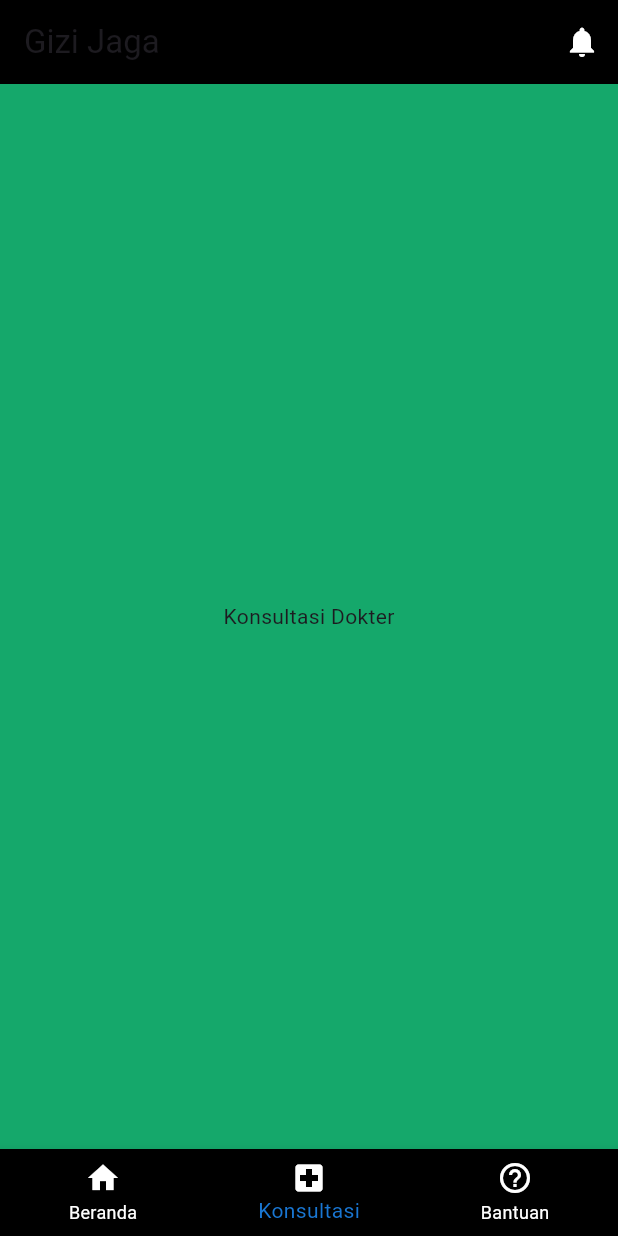
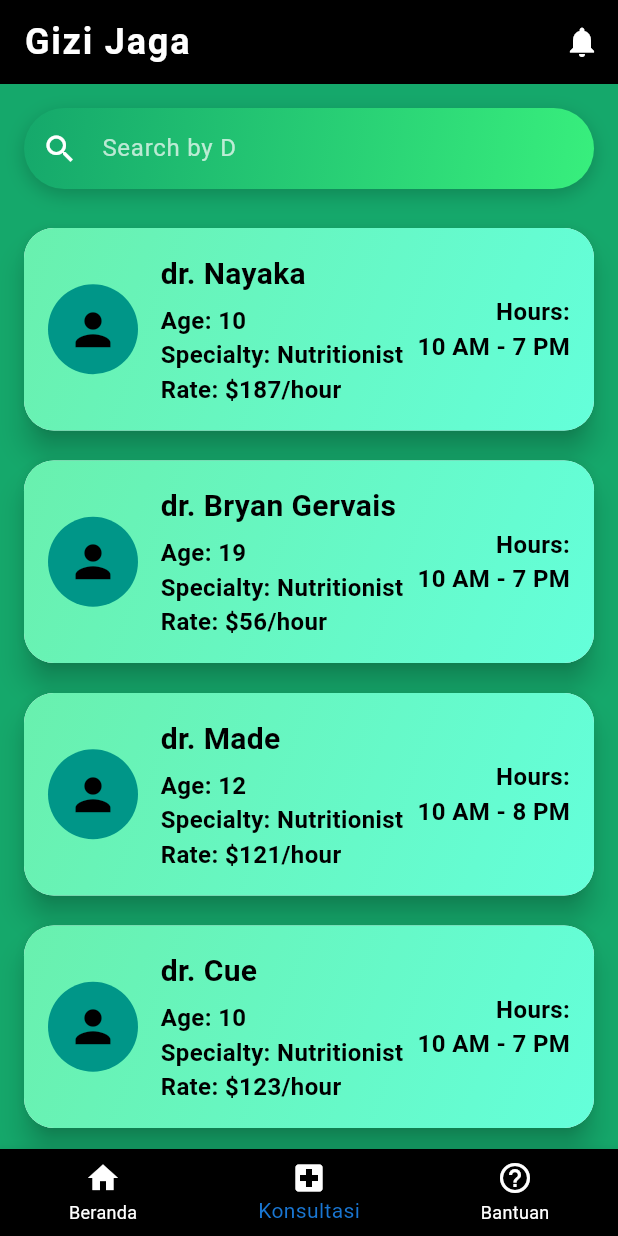
Before and after one commit to geordievannese/GIZIJAGA, a Flutter app: the screen it shows after launch, item 2 of the bottom bar chosen, on a phone screen of 412 x 824 dp. Run offline on Flutter 3.47's test engine with Material 3 defaults, Android fonts, the phone set to English and light mode, and no system bars.

Commit message:
Konsultasi

```diff
--- /dev/null
+++ b/lib/konsultasi.dart
@@ -0,0 +1,245 @@
+import 'package:flutter/material.dart';
+import 'dart:async';
+import 'dart:math';
+
+class KonsultasiDokterPage extends StatefulWidget {
+  const KonsultasiDokterPage({super.key});
+
+  @override
+  KonsultasiDokterPageState createState() => KonsultasiDokterPageState();
+}
+
+class KonsultasiDokterPageState extends State<KonsultasiDokterPage> {
+  List<Map<String, String>> doctors = [];
+  List<Map<String, String>> filteredDoctors = [];
+  TextEditingController searchController = TextEditingController();
+
+  String animatedPlaceholder = '';
+  final String placeholderText = 'Search by Doctor\'s Name';
+  Timer? typingTimer;
+  bool userTyping = false;
+
+  @override
+  void initState() {
+    super.initState();
+    doctors = _generateDoctors();
+    filteredDoctors = doctors;
+    _startTypingAnimation();
+  }
+
+  @override
+  void dispose() {
+    typingTimer?.cancel();
+    searchController.dispose();
+    super.dispose();
+  }
+
+  List<Map<String, String>> _generateDoctors() {
+    final random = Random();
+    List<String> names = ['Liv', 'Bryan Gervais', 'Jane', 'Izzy', 'Made', 'Nayaka', 'Jhonny', 'Cue', 'Cuewe', 'Lin'];
+
+    // Shuffle the list to randomize the order and take unique names.
+    names.shuffle();
+
+    // Ensure that we do not exceed the number of names available.
+    return List.generate(names.length, (index) {
+      return {
+        'name': names[index],
+        'age': (10 + random.nextInt(20)).toString(),
+        'specialty': 'Nutritionist',
+        'rate': (50 + random.nextInt(150)).toString(),
+        'practiceHours': '${10} AM - ${5 + random.nextInt(4)} PM'
+      };
+    });
+  }
+
+  void _startTypingAnimation() {
+    typingTimer = Timer.periodic(const Duration(milliseconds: 100), (Timer timer) {
+      if (userTyping) {
+        timer.cancel();
+      } else if (animatedPlaceholder.length < placeholderText.length) {
+        setState(() {
+          animatedPlaceholder += placeholderText[animatedPlaceholder.length];
+        });
+      } else {
+        setState(() {
+          animatedPlaceholder = '';
+        });
+      }
+    });
+  }
+
+void _filterDoctors(String query) {
+  setState(() {
+    userTyping = query.isNotEmpty;
+    if (query.isEmpty) {
+      // Reset to all doctors when the input is cleared
+      filteredDoctors = doctors;
+
+      // Restart typing animation if no input
+      if (typingTimer == null || !typingTimer!.isActive) {
+        _startTypingAnimation();
+      }
+    } else {
+      // Filter based on query and stop typing animation
+      filteredDoctors = doctors
+          .where((doctor) => doctor['name']!.toLowerCase().contains(query.toLowerCase()))
+          .toList();
+
+      // Stop the typing animation
+      typingTimer?.cancel();
+    }
+  });
+}
+
+
+  @override
+  Widget build(BuildContext context) {
+    return SingleChildScrollView(
+      child: Column(
+        children: [
+          Padding(
+            padding: const EdgeInsets.all(16.0),
+            child: Container(
+              decoration: BoxDecoration(
+                gradient: const LinearGradient(
+                  colors: [
+                    Color.fromARGB(255, 21, 168, 107),
+                    Color.fromARGB(255, 56, 239, 125),
+                  ],
+                  begin: Alignment.topLeft,
+                  end: Alignment.bottomRight,
+                ),
+                borderRadius: BorderRadius.circular(30),
+                boxShadow: [
+                  BoxShadow(
+                    color: Colors.black.withOpacity(0.2),
+                    blurRadius: 10,
+                    offset: const Offset(0, 4),
+                  ),
+                ],
+              ),
+              child: TextField(
+                controller: searchController,
+                onChanged: _filterDoctors,
+                decoration: InputDecoration(
+                  hintText: animatedPlaceholder,
+                  hintStyle: const TextStyle(color: Colors.white70),
+                  border: InputBorder.none,
+                  prefixIcon: const Icon(Icons.search, color: Colors.white),
+                  contentPadding: const EdgeInsets.symmetric(vertical: 15, horizontal: 20),
+                ),
+                style: const TextStyle(color: Colors.white),
+              ),
+            ),
+          ),
+          ListView.builder(
+            shrinkWrap: true,
+            physics: const NeverScrollableScrollPhysics(),
+            itemCount: filteredDoctors.length,
+            itemBuilder: (context, index) {
+              final doctor = filteredDoctors[index];
+
+              // Modern and cool card design
+              return Card(
+                elevation: 8,
+                margin: const EdgeInsets.symmetric(vertical: 10, horizontal: 16),
+                shape: RoundedRectangleBorder(
+                  borderRadius: BorderRadius.circular(20),
+                ),
+                child: Container(
+                  padding: const EdgeInsets.all(16),
+                  decoration: BoxDecoration(
+                    gradient: const LinearGradient(
+                      colors: [Colors.greenAccent, Colors.tealAccent],
+                      begin: Alignment.topLeft,
+                      end: Alignment.bottomRight,
+                    ),
+                    borderRadius: BorderRadius.circular(20),
+                  ),
+                  child: Row(
+                    crossAxisAlignment: CrossAxisAlignment.center,
+                    children: [
+                      const CircleAvatar(
+                        backgroundColor: Colors.teal,
+                        radius: 30,
+                        child: Icon(
+                          Icons.person,
+                          color: Colors.black,
+                          size: 35,
+                        ),
+                      ),
+                      const SizedBox(width: 15),
+                      Expanded(
+                        child: Column(
+                          crossAxisAlignment: CrossAxisAlignment.start,
+                          children: [
+                            Text(
+                              'dr. ${doctor['name']}',
+                              style: const TextStyle(
+                                fontWeight: FontWeight.bold,
+                                fontSize: 20, // Increased font size
+                                color: Colors.black,
+                              ),
+                            ),
+                            const SizedBox(height: 5),
+                            Text(
+                              'Age: ${doctor['age']}',
+                              style: const TextStyle(
+                                fontWeight: FontWeight.bold,
+                                fontSize: 16, // Increased font size
+                                color: Colors.black,
+                              ),
+                            ),
+                            Text(
+                              'Specialty: ${doctor['specialty']}',
+                              style: const TextStyle(
+                                fontWeight: FontWeight.bold,
+                                fontSize: 16, // Increased font size
+                                color: Colors.black,
+                              ),
+                            ),
+                            Text(
+                              'Rate: \$${doctor['rate']}/hour',
+                              style: const TextStyle(
+                                fontWeight: FontWeight.bold,
+                                fontSize: 16, // Increased font size
+                                color: Colors.black,
+                              ),
+                            ),
+                          ],
+                        ),
+                      ),
+                      Column(
+                        mainAxisAlignment: MainAxisAlignment.center,
+                        crossAxisAlignment: CrossAxisAlignment.end,
+                        children: [
+                          const Text(
+                            'Hours:',
+                            style: TextStyle(
+                              fontWeight: FontWeight.bold,
+                              fontSize: 16, // Increased font size
+                              color: Colors.black,
+                            ),
+                          ),
+                          Text(
+                            doctor['practiceHours']!,
+                            style: const TextStyle(
+                              fontSize: 16, // Increased font size
+                              fontWeight: FontWeight.bold,
+                              color: Colors.black,
+                            ),
+                          ),
+                        ],
+                      ),
+                    ],
+                  ),
+                ),
+              );
+            },
+          ),
+        ],
+      ),
+    );
+  }
+}
--- a/lib/main.dart
+++ b/lib/main.dart
@@ -1,4 +1,5 @@
 import 'package:flutter/material.dart';
+import 'konsultasi.dart';
 
 void main() {
   runApp(const GiziJagaApp());
@@ -24,6 +25,7 @@ class MainScreen extends StatefulWidget {
   const MainScreen({super.key});
 
   @override
+  // ignore: library_private_types_in_public_api
   _MainScreenState createState() => _MainScreenState();
 }
 
@@ -31,9 +33,9 @@ class _MainScreenState extends State<MainScreen> {
   int _selectedIndex = 0;
 
   static const List<Widget> _widgetOptions = <Widget>[
-    HomePage(),
-    Center(child: Text('Konsultasi Dokter')),
-    Center(child: Text('Pusat Bantuan')),
+    HomePage(), // Main home page
+    KonsultasiDokterPage(), // Doctor consultation page
+    Center(child: Text('Pusat Bantuan')), // Help page placeholder
   ];
 
   void _onItemTapped(int index) {
@@ -46,14 +48,29 @@ class _MainScreenState extends State<MainScreen> {
   Widget build(BuildContext context) {
     return Scaffold(
       appBar: AppBar(
-        title: const Text('Gizi Jaga'),
+        title: const Text(
+          'Gizi Jaga',
+          style: TextStyle(
+            color: Colors.white,
+            fontSize: 24,
+            fontWeight: FontWeight.bold,
+            letterSpacing: 1.2,
+            shadows: [
+              Shadow(
+                offset: Offset(3.0, 3.0),
+                blurRadius: 5.0,
+                color: Color.fromARGB(255, 0, 0, 0),
+              ),
+            ],
+          ),
+        ),
         backgroundColor: Colors.black,
         elevation: 0,
         actions: [
           IconButton(
             icon: const Icon(Icons.notifications, color: Colors.white),
             onPressed: () {},
-          )
+          ),
         ],
       ),
       body: Container(
@@ -84,6 +101,7 @@ class _MainScreenState extends State<MainScreen> {
     );
   }
 }
+
 
 class HomePage extends StatefulWidget {
   const HomePage({super.key});
@@ -230,7 +248,7 @@ class HomePageState extends State<HomePage> {
       } else {
         _selectedFoodInfo = null;
         ScaffoldMessenger.of(context).showSnackBar(
-          SnackBar(content: Text('Makanan tidak ditemukan dalam database.')),
+          const SnackBar(content: Text('Makanan tidak ditemukan.')),
         );
       }
     });
@@ -458,7 +476,7 @@ class HomePageState extends State<HomePage> {
                 ),
               const SizedBox(height: 30),
               const Text(
-                'Anggaran Nutrisi Harian',
+                'Batas Asupan Nutrisi Harian',
                 style: TextStyle(
                   fontSize: 20,
                   fontWeight: FontWeight.bold,
```
Also changed, not shown: assets/images/gizi_jaga_logo.png (added).
